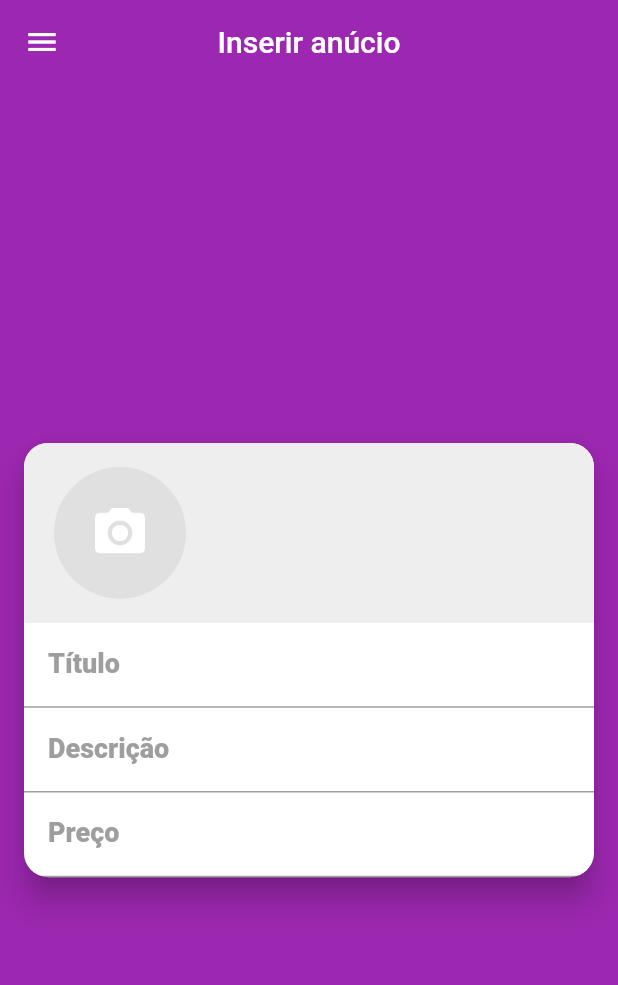
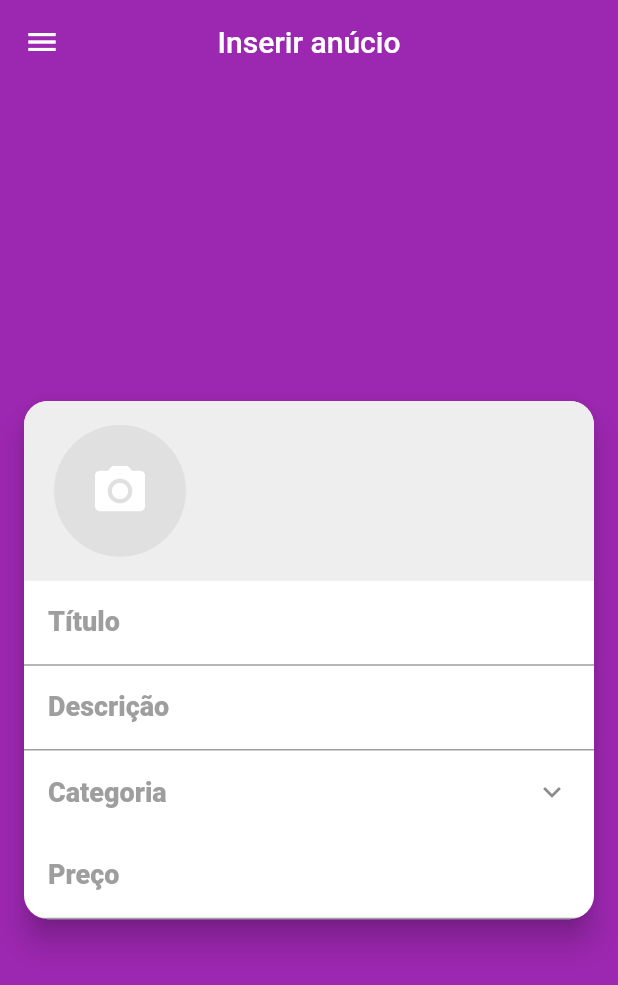
Before and after one commit to ClodoaldoRibeiro/xlo_app, a Flutter app: the screen it shows after launch, swiped to page 2, on a phone screen of 412 x 824 dp. Shown: the top 985 px of the screen. Run offline on Flutter 3.47's test engine with Material 2 defaults, Android fonts, the phone set to English and light mode, and no system bars; our stand-ins replace brasil_fields, flutter_mobx, get_it, image_cropper, image_picker, mobx and 1 more; accounts and stored records are empty; generated files the repository leaves out were written again; network calls fail; statements that could not run were skipped.

Commit message:
Criar campo de categoria

```diff
--- a/lib/screens/category/category_screen.dart
+++ b/lib/screens/category/category_screen.dart
@@ -61,7 +61,7 @@ class CategoryScreen extends StatelessWidget {
                         child: Container(
                           height: 50,
                           color: category.id == selected?.id
-                              ? AppColors.COR_PRIMARIA
+                              ? AppColors.COR_PALLETA[50]
                               : null,
                           alignment: Alignment.center,
                           child: Text(
--- /dev/null
+++ b/lib/screens/inseriranucio/components/category_field.dart
@@ -0,0 +1,60 @@
+import 'package:flutter/material.dart';
+import 'package:flutter_mobx/flutter_mobx.dart';
+import 'package:xlo_app/screens/category/category_screen.dart';
+import 'package:xlo_app/stores/inserir_anucio_store.dart';
+
+class CategoryField extends StatelessWidget {
+  InserirAnucioStore anucioStore;
+
+  CategoryField({@required this.anucioStore});
+
+  @override
+  Widget build(BuildContext context) {
+    return Observer(
+      builder: (_) {
+        return Column(
+          children: [
+            ListTile(
+              title: anucioStore.category == null
+                  ? Text(
+                      'Categoria',
+                      style: TextStyle(
+                        fontWeight: FontWeight.w800,
+                        color: Colors.grey,
+                        fontSize: 18,
+                      ),
+                    )
+                  : Text(
+                      'Categoria',
+                      style: TextStyle(
+                        fontWeight: FontWeight.w700,
+                        color: Colors.grey,
+                        fontSize: 14,
+                      ),
+                    ),
+              subtitle: anucioStore.category == null
+                  ? null
+                  : Text(
+                      '${anucioStore.category.description}',
+                      style: TextStyle(color: Colors.black, fontSize: 17),
+                    ),
+              trailing: Icon(Icons.keyboard_arrow_down),
+              onTap: () async {
+                final category = await showDialog(
+                  context: context,
+                  builder: (_) => CategoryScreen(
+                    showAll: false,
+                    selected: anucioStore.category,
+                  ),
+                );
+                if (category != null) {
+                  anucioStore.setCategory(category);
+                }
+              },
+            ),
+          ],
+        );
+      },
+    );
+  }
+}
--- a/lib/screens/inseriranucio/inserir_anucio_screen.dart
+++ b/lib/screens/inseriranucio/inserir_anucio_screen.dart
@@ -1,6 +1,8 @@
 import 'package:brasil_fields/formatter/real_input_formatter.dart';
 import 'package:flutter/material.dart';
 import 'package:flutter/services.dart';
+import 'package:xlo_app/screens/inseriranucio/components/category_field.dart';
+import 'package:xlo_app/screens/themes/app_colors.dart';
 import 'package:xlo_app/screens/widgets/xlo_drawer.dart';
 import 'package:xlo_app/stores/inserir_anucio_store.dart';
 
@@ -45,7 +47,6 @@ class InserirAnucioScreen extends StatelessWidget {
                 ImagesField(
                   anucioStore: _anucioStore,
                 ),
-
                 TextFormField(
                   decoration: InputDecoration(
                     labelText: 'Título',
@@ -61,6 +62,7 @@ class InserirAnucioScreen extends StatelessWidget {
                   ),
                   maxLines: null,
                 ),
+                CategoryField(anucioStore: _anucioStore),
                 TextFormField(
                   keyboardType: TextInputType.number,
                   decoration: InputDecoration(
```
Also changed, not shown: lib/stores/inserir_anucio_store.dart (+16 -0 lines), lib/stores/inserir_anucio_store.g.dart, 1 other file.
